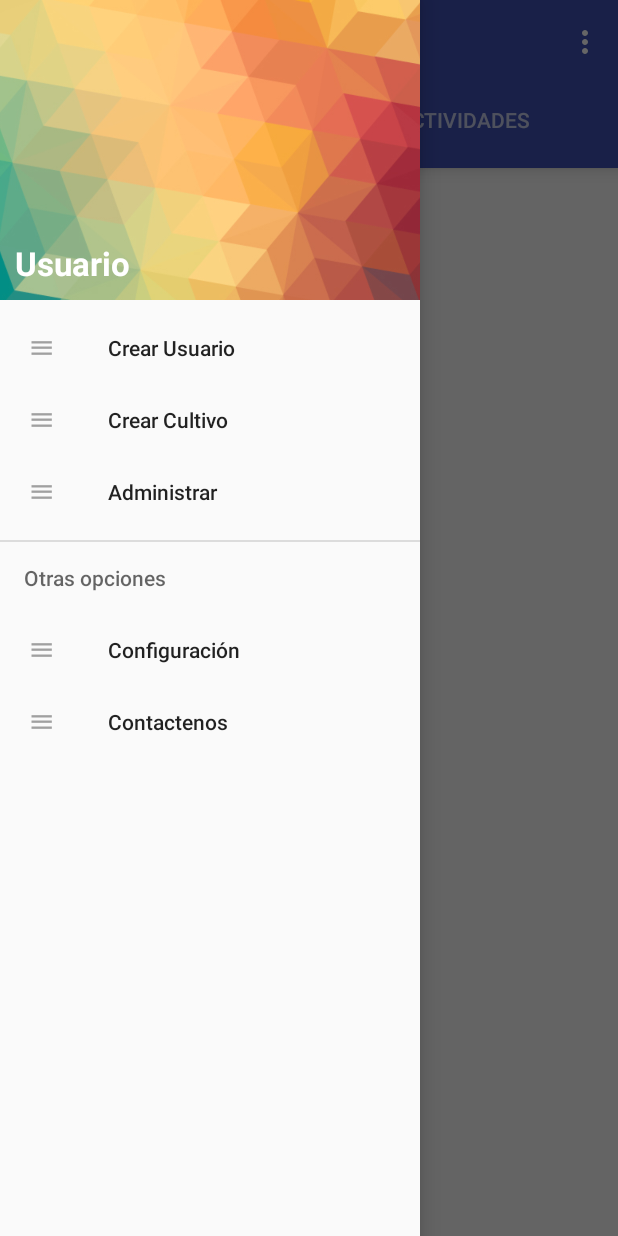
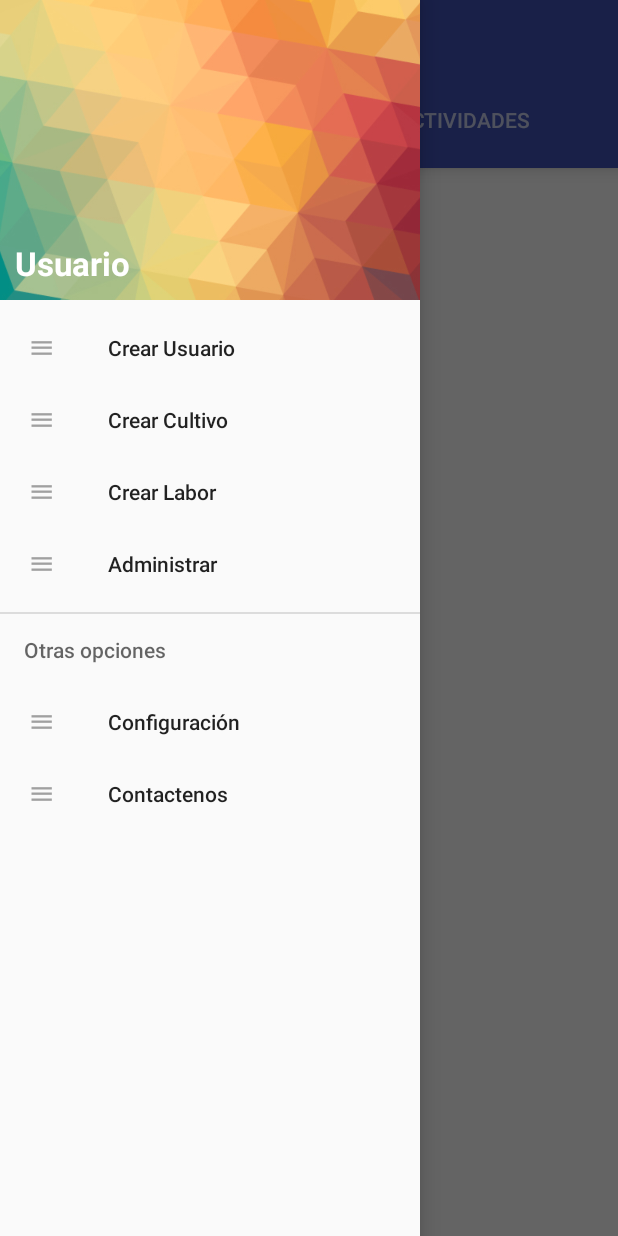
Before and after one commit to diegoochoac/PilotoLabManuales, an Android app: the screen it shows after launch (MainActivity), with the side drawer open, on a phone screen of 412 x 824 dp. Run offline under Robolectric (Android 15) with nearby library versions, the phone set to English and light mode, and no system bars.

Commit message:
Se agrega creacion de usuario cultivo labor falta meterlos a base de datos

```diff
--- a/app/src/main/AndroidManifest.xml
+++ b/app/src/main/AndroidManifest.xml
@@ -9,9 +9,7 @@
         android:supportsRtl="true"
         android:theme="@style/AppTheme">
         <activity
-            android:name=".MainActivity"
-            android:label="@string/app_name"
-            android:theme="@style/AppTheme.NoActionBar">
+            android:name=".MainActivity">
             <intent-filter>
                 <action android:name="android.intent.action.MAIN" />
 
--- a/app/src/main/java/com/labmanuales/agrum/pilotolabmanuales/fragment/MenuFragment3.java
+++ b/app/src/main/java/com/labmanuales/agrum/pilotolabmanuales/fragment/MenuFragment3.java
@@ -9,11 +9,12 @@ import android.view.View;
 import android.view.ViewGroup;
 import android.widget.Button;
 import android.widget.ListView;
+import android.view.View.OnClickListener;
 
 import com.labmanuales.agrum.pilotolabmanuales.R;
 
 
-public class MenuFragment3 extends Fragment implements View.OnClickListener {
+public class MenuFragment3 extends Fragment implements OnClickListener {
 
     private Button BtnUsuarios, BtnTerreno;
     private ListView listview;
--- a/app/src/main/java/com/labmanuales/agrum/pilotolabmanuales/fragment/MenuFragment1.java
+++ b/app/src/main/java/com/labmanuales/agrum/pilotolabmanuales/fragment/MenuFragmentCrearUsuario.java
@@ -18,7 +18,7 @@ import android.widget.Toast;
 import com.labmanuales.agrum.pilotolabmanuales.R;
 
 
-public class MenuFragment1 extends Fragment implements OnClickListener {
+public class MenuFragmentCrearUsuario extends Fragment implements OnClickListener {
 
 
     private EditText nombre, telefono;
@@ -26,7 +26,7 @@ public class MenuFragment1 extends Fragment implements OnClickListener {
     private Button Btnagregar;
     private int request_code = 1;
 
-    public MenuFragment1() {
+    public MenuFragmentCrearUsuario() {
         // Required empty public constructor
     }
 
@@ -34,7 +34,7 @@ public class MenuFragment1 extends Fragment implements OnClickListener {
     public View onCreateView(LayoutInflater inflater, ViewGroup container,
                              Bundle savedInstanceState) {
         // Inflate the layout for this fragment
-        View rootview = inflater.inflate(R.layout.menu_fragment1, container, false);
+        View rootview = inflater.inflate(R.layout.menu_fragment_crear_usuario, container, false);
         inicializarComponentes(rootview);
         return rootview;
     }
--- a/app/src/main/res/layout/menu_fragment1.xml
+++ b/app/src/main/res/layout/menu_fragment_crear_usuario.xml
@@ -3,7 +3,7 @@
     xmlns:tools="http://schemas.android.com/tools"
     android:layout_width="match_parent"
     android:layout_height="match_parent"
-    tools:context=".fragment.MenuFragment1">
+    tools:context=".fragment.MenuFragmentCrearUsuario">
 
     <ScrollView
         android:layout_width="fill_parent"
--- a/app/src/main/res/menu/menu_main.xml
+++ b/app/src/main/res/menu/menu_main.xml
@@ -2,9 +2,5 @@
     xmlns:app="http://schemas.android.com/apk/res-auto"
     xmlns:tools="http://schemas.android.com/tools"
     tools:context="com.labmanuales.agrum.pilotolabmanuales.MainActivity">
-    <item
-        android:id="@+id/action_settings"
-        android:orderInCategory="100"
-        android:title="@string/action_settings"
-        app:showAsAction="never" />
+
 </menu>
--- a/app/src/main/res/menu/menu_navview.xml
+++ b/app/src/main/res/menu/menu_navview.xml
@@ -13,6 +13,11 @@
             android:id="@+id/menu_seccion_3"
             android:icon="@drawable/ic_menu"
             android:title="@string/seccion_3"/>
+        <item
+            android:id="@+id/menu_seccion_4"
+            android:icon="@drawable/ic_menu"
+            android:title="@string/seccion_4"/>
+
     </group>
 
     <item
--- a/app/src/main/res/values/strings.xml
+++ b/app/src/main/res/values/strings.xml
@@ -9,7 +9,9 @@
     <string name="usuario">Usuario</string>
     <string name="seccion_1">Crear Usuario</string>
     <string name="seccion_2">Crear Cultivo</string>
-    <string name="seccion_3">Administrar</string>
+    <string name="seccion_3">Crear Labor</string>
+    <string name="seccion_4">Administrar</string>
+
     <string name="otras_opciones">Otras opciones</string>
     <string name="opcion_1">Configuración</string>
     <string name="opcion_2">Contactenos</string>
--- a/app/src/main/res/values/styles.xml
+++ b/app/src/main/res/values/styles.xml
@@ -9,12 +9,12 @@
 
     </style>
 
-    <style name="AppTheme.NoActionBar">
+    <!--<style name="AppTheme.NoActionBar">
         <item name="windowActionBar">false</item>
         <item name="windowNoTitle">true</item>
     </style>
 
     <style name="AppTheme.AppBarOverlay" parent="ThemeOverlay.AppCompat.Dark.ActionBar" />
-    <style name="AppTheme.PopupOverlay" parent="ThemeOverlay.AppCompat.Light" />
+    <style name="AppTheme.PopupOverlay" parent="ThemeOverlay.AppCompat.Light" />-->
 
 </resources>
```
Also changed, not shown: app/src/main/java/com/labmanuales/agrum/pilotolabmanuales/MainActivity.java (+9 -0 lines), app/src/main/java/com/labmanuales/agrum/pilotolabmanuales/NavigationViewActivity.java (+8 -2 lines), app/src/main/java/com/labmanuales/agrum/pilotolabmanuales/fragment/MenuFragmentCrearLabor.java (added, +71 -0 lines), app/src/main/res/layout/menu_fragment_crear_labor.xml (added, +15 -0 lines).
